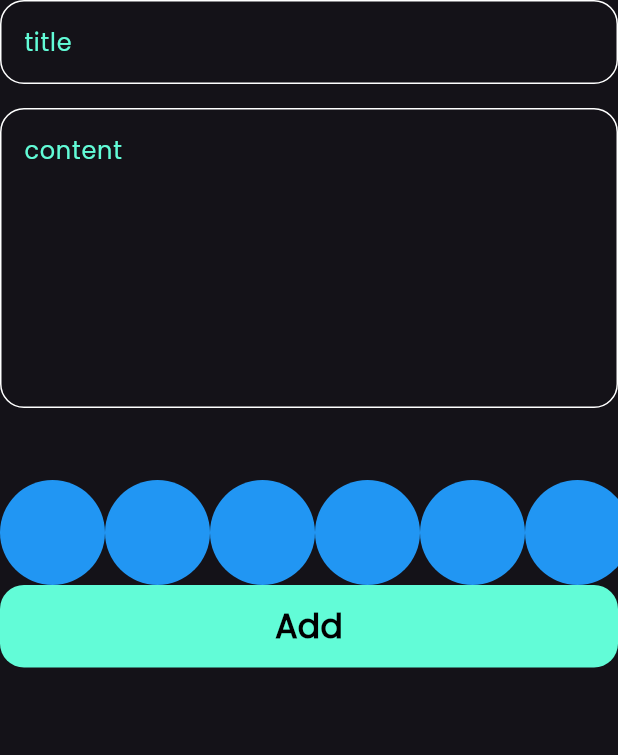
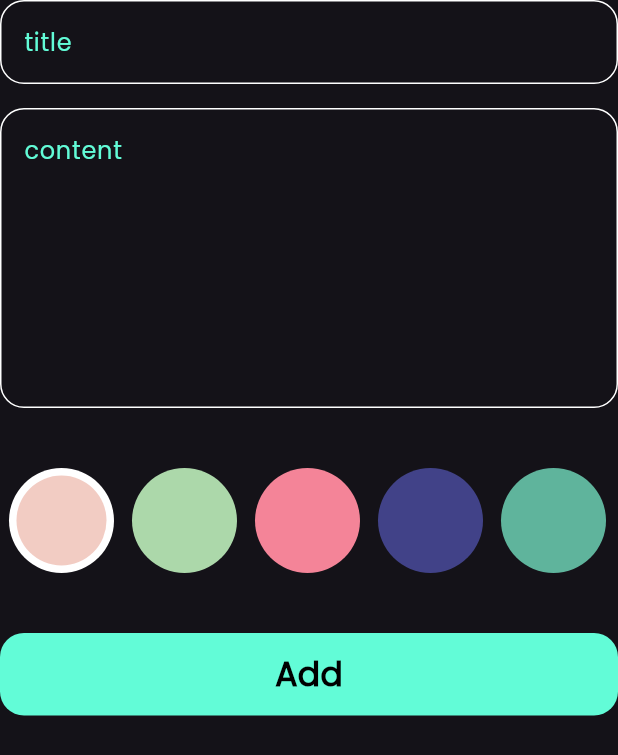
Before and after one commit to yousefmohamed35/notes_app, a Flutter app: the AddNoteForm widget shown alone on an empty page, opened directly, on a phone screen of 412 x 824 dp. Shown: the top 755 px of the screen. Run offline on Flutter 3.47's test engine with Material 3 defaults, Android fonts, the phone set to English and light mode, and no system bars; our stand-ins replace bloc, flutter_bloc, font_awesome_flutter, hive, hive_flutter; accounts and stored records are empty.

Commit message:
colors list view part two

```diff
--- a/lib/widget/add_note_form.dart
+++ b/lib/widget/add_note_form.dart
@@ -46,9 +46,12 @@ class _AddNoteFormState extends State<AddNoteForm> {
             maxLines: 7,
           ),
           const SizedBox(
-            height: 48,
+            height: 40,
           ),
       const  ColorsListView(),
+      const SizedBox(
+            height: 40,
+          ),
           // bloc builder => rebuild ui
           BlocBuilder<AddNoteCubit, AddNoteState>(
             builder: (context, state) {
--- a/lib/widget/color_items.dart
+++ b/lib/widget/color_items.dart
@@ -1,13 +1,23 @@
 import 'package:flutter/material.dart';
 
 class ColorItems extends StatelessWidget {
-  const ColorItems({super.key});
-
+  const ColorItems({super.key, required this.isActive, required this.color});
+  final bool isActive;
+  final Color color;
   @override
   Widget build(BuildContext context) {
-    return const CircleAvatar(
-      radius: 35,
-      backgroundColor: Colors.blue,
-    );
+    return isActive
+        ? CircleAvatar(
+            backgroundColor: Colors.white.withOpacity(1),
+            radius: 35,
+            child: CircleAvatar(
+              radius: 30,
+              backgroundColor: color,
+            ),
+          )
+        : CircleAvatar(
+            radius: 35,
+            backgroundColor: color,
+          );
   }
 }
--- a/lib/widget/colors_list_view.dart
+++ b/lib/widget/colors_list_view.dart
@@ -1,19 +1,53 @@
 import 'package:flutter/material.dart';
 import 'package:todoapp/widget/color_items.dart';
 
-class ColorsListView extends StatelessWidget {
+class ColorsListView extends StatefulWidget {
   const ColorsListView({super.key});
 
+  @override
+  State<ColorsListView> createState() => _ColorsListViewState();
+}
+
+class _ColorsListViewState extends State<ColorsListView> {
+  int currentIndex = 0;
+  List<Color> colors = [
+    Color(0xffF2CCC3),
+    Color(0xffACD8AA),
+    Color(0xffF48498),
+    Color(0xff414288),
+    Color(0xff5FB49C),
+    Color(0xff682D63),
+    Color(0xffC0D6DF),
+    Color(0xffDBE9EE),
+    Color(0xff4F6D7A),
+    Color(0xff8E6E53),
+    Color(0xffC69C72),
+    Color(0xffDF2935),
+    Color(0xffE6E8E6),
+    Color(0xffFABC3C),
+  ];
   @override
   Widget build(BuildContext context) {
     return SizedBox(
       height: 70,
       child: ListView.builder(
-        itemCount: 10,
-        scrollDirection: Axis.horizontal,
-        itemBuilder: (context,index) {
-        return ColorItems();
-      }),
+          itemCount: colors.length,
+          scrollDirection: Axis.horizontal,
+          itemBuilder: (context, index) {
+            return Padding(
+              padding: const EdgeInsets.symmetric(horizontal: 6),
+              child: GestureDetector(
+                onTap: () {
+                  currentIndex = index;
+                  setState(() {});
+                },
+                child: ColorItems(
+                  isActive: currentIndex == index ? true : false,
+                  color: colors[index],
+                ),
+              ),
+            );
+          }),
     );
   }
 }
```
